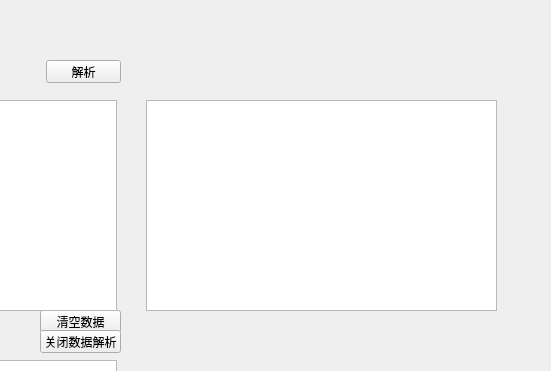
First picture: the form in qtproj/widget.ui, repository Fboxtt/qt_proj, before the edit; both pictures show x 584 to 1135 and y 0 to 371 of the 1135 by 499 pixel window.
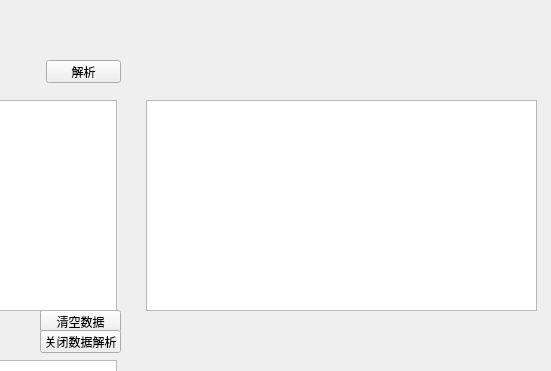
Second picture: the form after the edit.

The edit to the form file:
```diff
--- a/qtproj/widget.ui
+++ b/qtproj/widget.ui
@@ -308,7 +308,7 @@
     <rect>
      <x>730</x>
      <y>100</y>
-     <width>351</width>
+     <width>391</width>
      <height>211</height>
     </rect>
    </property>
```
